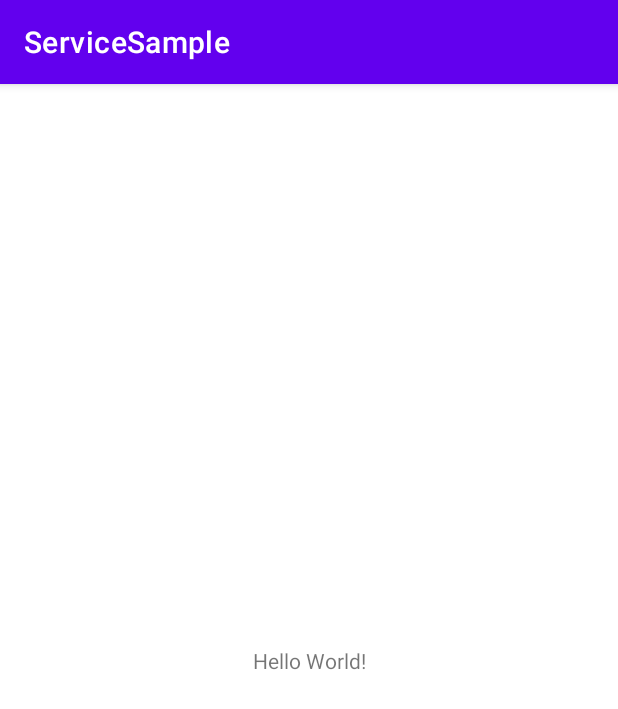
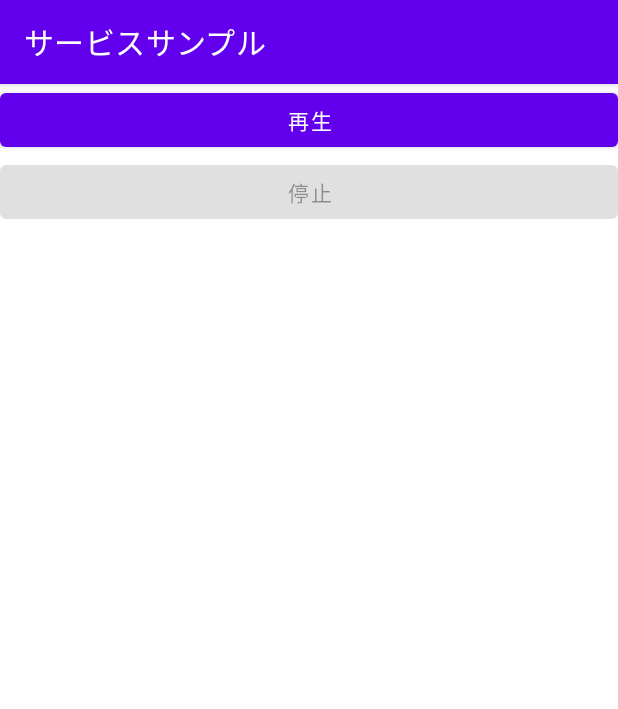
Before and after one commit to Messiah-KenTanaka/ServiceSample, an Android app: the screen it shows after launch (MainActivity), on a phone screen of 412 x 824 dp. Shown: the top 709 px of the screen. Run offline under Robolectric (Android 15) with nearby library versions, the phone set to English and light mode, and no system bars.

Commit message:
バックグラウンドで行う処理を記述

```diff
--- a/app/src/main/AndroidManifest.xml
+++ b/app/src/main/AndroidManifest.xml
@@ -9,6 +9,11 @@
         android:roundIcon="@mipmap/ic_launcher_round"
         android:supportsRtl="true"
         android:theme="@style/Theme.ServiceSample">
+        <service
+            android:name=".SoundManageService"
+            android:enabled="true"
+            android:exported="false"></service>
+
         <activity android:name=".MainActivity">
             <intent-filter>
                 <action android:name="android.intent.action.MAIN" />
--- a/app/src/main/res/layout/activity_main.xml
+++ b/app/src/main/res/layout/activity_main.xml
@@ -1,18 +1,25 @@
 <?xml version="1.0" encoding="utf-8"?>
-<androidx.constraintlayout.widget.ConstraintLayout xmlns:android="http://schemas.android.com/apk/res/android"
+<LinearLayout
+    xmlns:android="http://schemas.android.com/apk/res/android"
     xmlns:app="http://schemas.android.com/apk/res-auto"
     xmlns:tools="http://schemas.android.com/tools"
     android:layout_width="match_parent"
+    android:orientation="vertical"
     android:layout_height="match_parent"
     tools:context=".MainActivity">
-
-    <TextView
-        android:layout_width="wrap_content"
-        android:layout_height="wrap_content"
-        android:text="Hello World!"
-        app:layout_constraintBottom_toBottomOf="parent"
-        app:layout_constraintLeft_toLeftOf="parent"
-        app:layout_constraintRight_toRightOf="parent"
-        app:layout_constraintTop_toTopOf="parent" />
-
-</androidx.constraintlayout.widget.ConstraintLayout>
+        <!-- 再生ボタン -->
+        <Button
+            android:id="@+id/btPlay"
+            android:layout_width="match_parent"
+            android:layout_height="wrap_content"
+            android:onClick="onPlayButtonClick"
+            android:text="@string/bt_play_play"/>
+        <!-- 停止ボタン -->
+        <Button
+            android:id="@+id/btStop"
+            android:layout_width="match_parent"
+            android:layout_height="wrap_content"
+            android:enabled="false"
+            android:onClick="onStopButtonClick"
+            android:text="@string/bt_play_stop"/>
+</LinearLayout>
```
Also changed, not shown: app/src/main/java/com/beit_and_pear/android/servicesample/MainActivity.java (+29 -0 lines), app/src/main/java/com/beit_and_pear/android/servicesample/SoundManageService.java (added, +85 -0 lines), app/src/main/res/values/strings.xml (+9 -1 lines), 1 other file.
